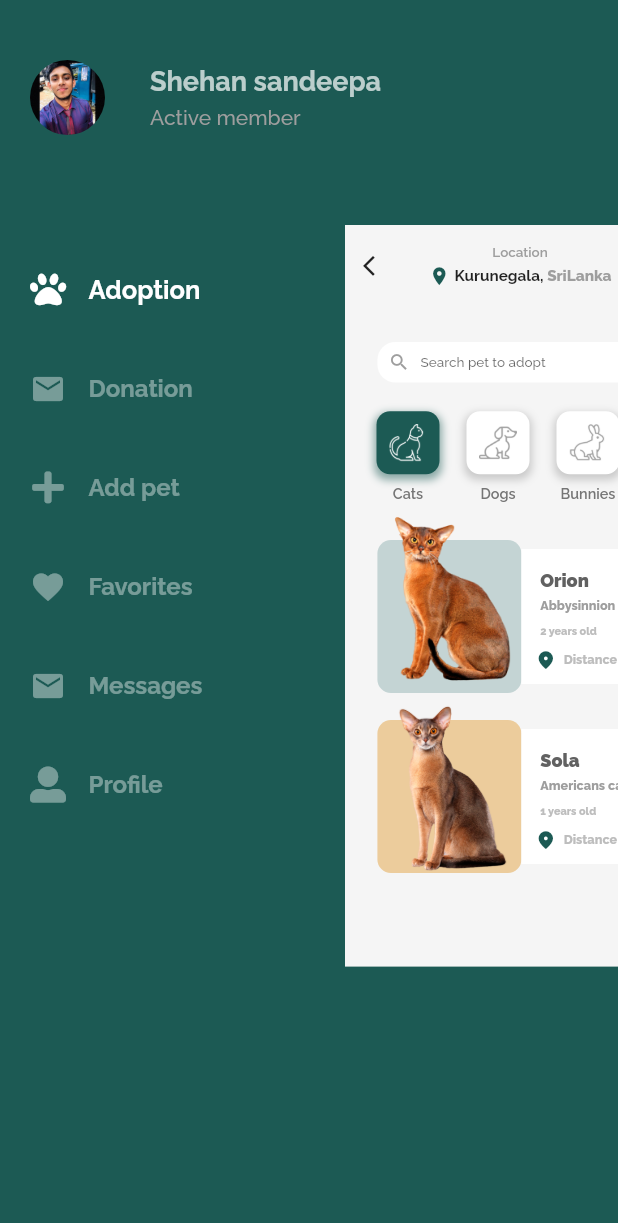
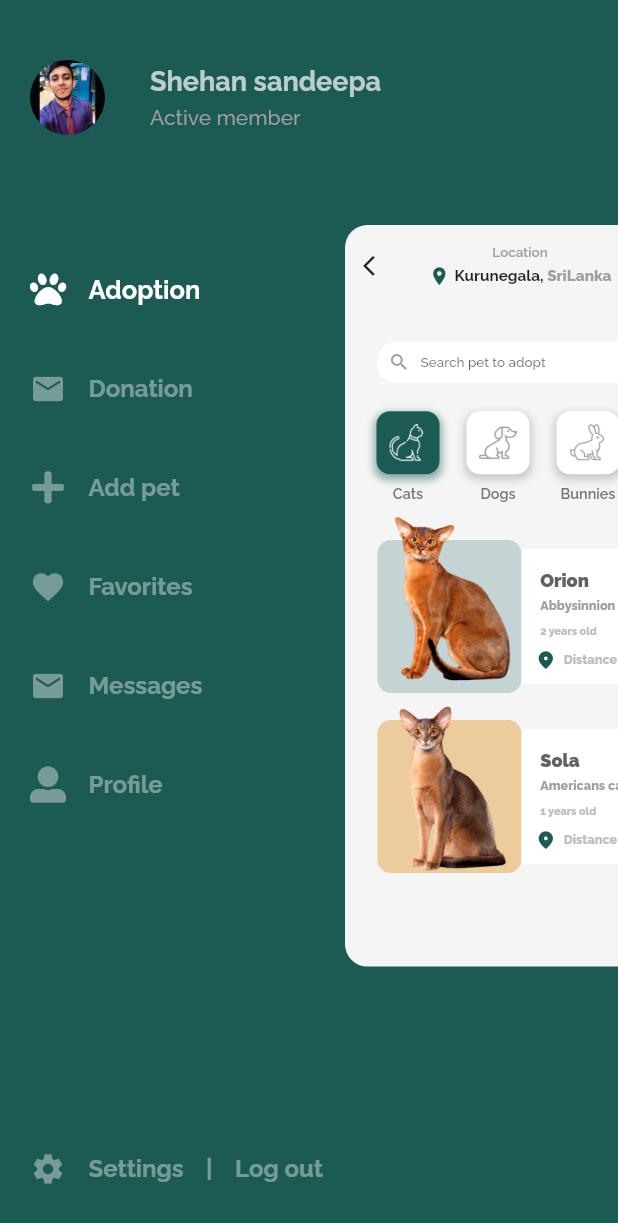
Before and after one commit to Shehan82/flutter-ui-with-drawer, a Flutter app: the screen it shows after launch, after a tap on the "menu" icon, on a phone screen of 412 x 824 dp. Shown: the top 1223 px of the screen. Run offline on Flutter 3.47's test engine with Material 2 defaults, Android fonts, the phone set to English and light mode, and no system bars; our stand-ins replace font_awesome_flutter, google_fonts.

Commit message:
drawer screen done

```diff
--- a/lib/screens/drawer.dart
+++ b/lib/screens/drawer.dart
@@ -120,6 +120,50 @@ class _DrawerScreenState extends State<DrawerScreen> {
                     ),
                   );
                 }),
+          ),
+          Spacer(),
+          Container(
+            height: 70,
+            // color: Colors.amber,
+            padding: EdgeInsets.only(left: 20, right: 20, bottom: 20),
+            child: Row(
+              children: [
+                Container(
+                  child: Icon(
+                    Icons.settings,
+                    color: Colors.white70.withOpacity(0.4),
+                  ),
+                ),
+                Container(
+                  padding: EdgeInsets.only(left: 15, right: 15),
+                  child: Text(
+                    "Settings",
+                    style: GoogleFonts.raleway(
+                      fontSize: 16,
+                      fontWeight: FontWeight.w700,
+                      color: Colors.white70.withOpacity(0.4),
+                    ),
+                  ),
+                ),
+                Container(
+                  child: Text("|",
+                      style: GoogleFonts.raleway(
+                        fontSize: 16,
+                        fontWeight: FontWeight.w700,
+                        color: Colors.white70.withOpacity(0.4),
+                      )),
+                ),
+                Container(
+                  padding: EdgeInsets.only(left: 15, right: 15),
+                  child: Text("Log out",
+                      style: GoogleFonts.raleway(
+                        fontSize: 16,
+                        fontWeight: FontWeight.w700,
+                        color: Colors.white70.withOpacity(0.4),
+                      )),
+                )
+              ],
+            ),
           )
         ],
       ),
--- a/lib/screens/home.dart
+++ b/lib/screens/home.dart
@@ -20,10 +20,14 @@ class _HomeScreenState extends State<HomeScreen> {
   @override
   Widget build(BuildContext context) {
     return AnimatedContainer(
+        decoration: BoxDecoration(
+          borderRadius:
+              isPressed ? BorderRadius.circular(25) : BorderRadius.circular(0),
+          color: Colors.grey[100],
+        ),
         transform: Matrix4.translationValues(xOffSet, yOffSet, 0)
           ..scale(scaleFactor),
         duration: Duration(microseconds: 250),
-        color: Colors.grey[100],
         child: ListView(
           physics: ClampingScrollPhysics(),
           children: [
```
